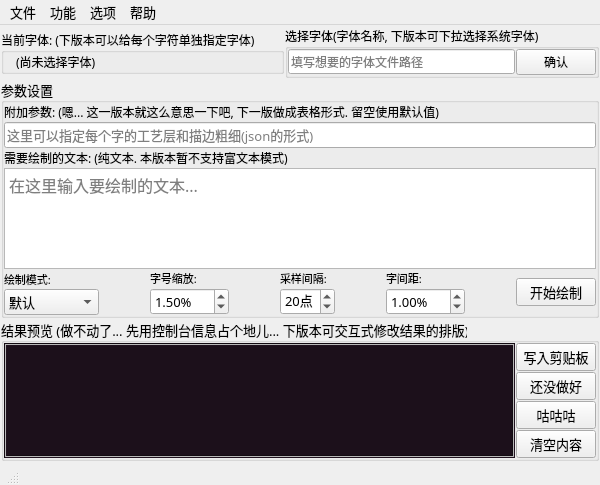
First picture: the form in ttf2pcb/MainWnd.ui, repository HookeLiu/homemadeTools, before the edit.
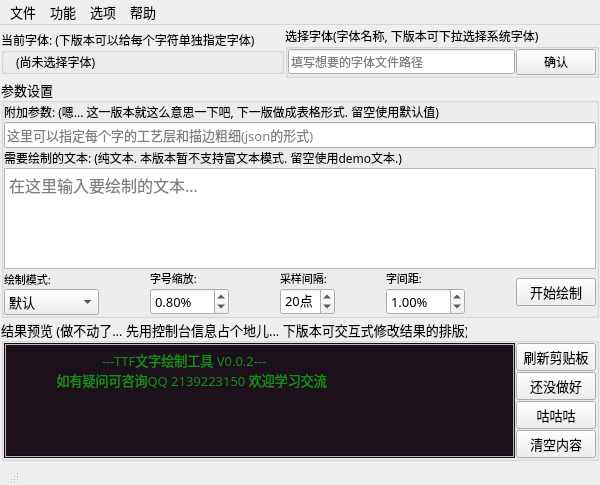
Second picture: the form after the edit.

Commit message: 修改`MainWnd.ui`: 修改了"字号缩放"的范围限制和默认值

What changed in the file:
```diff
--- a/ttf2pcb/MainWnd.ui
+++ b/ttf2pcb/MainWnd.ui
@@ -255,7 +255,7 @@
           </font>
          </property>
          <property name="text">
-          <string>需要绘制的文本: (纯文本. 本版本暂不支持富文本模式)</string>
+          <string>需要绘制的文本: (纯文本. 本版本暂不支持富文本模式. 留空使用demo文本.)</string>
          </property>
         </widget>
        </item>
@@ -361,16 +361,16 @@
               <string>%</string>
              </property>
              <property name="minimum">
-              <double>0.500000000000000</double>
+              <double>0.050000000000000</double>
              </property>
              <property name="maximum">
-              <double>100.000000000000000</double>
+              <double>233.000000000000000</double>
              </property>
              <property name="singleStep">
               <double>0.100000000000000</double>
              </property>
              <property name="value">
-              <double>1.500000000000000</double>
+              <double>0.800000000000000</double>
              </property>
             </widget>
            </item>
@@ -557,7 +557,7 @@
 &lt;html&gt;&lt;head&gt;&lt;meta name=&quot;qrichtext&quot; content=&quot;1&quot; /&gt;&lt;style type=&quot;text/css&quot;&gt;
 p, li { white-space: pre-wrap; }
 &lt;/style&gt;&lt;/head&gt;&lt;body style=&quot; font-family:'等距更纱黑体 T SC','monospace'; font-size:10pt; font-weight:400; font-style:normal;&quot;&gt;
-&lt;p style=&quot;-qt-paragraph-type:empty; margin-top:0px; margin-bottom:0px; margin-left:0px; margin-right:0px; -qt-block-indent:0; text-indent:0px;&quot;&gt;&lt;br /&gt;&lt;/p&gt;&lt;/body&gt;&lt;/html&gt;</string>
+&lt;p style=&quot; margin-top:0px; margin-bottom:0px; margin-left:0px; margin-right:0px; -qt-block-indent:0; text-indent:0px;&quot;&gt;　　　　　　　---TTF文字绘制工具 V0.0.2---&lt;br /&gt; 　　　如有疑问可咨询QQ 2139223150 欢迎学习交流&lt;br /&gt;&lt;br /&gt;&lt;/p&gt;&lt;/body&gt;&lt;/html&gt;</string>
            </property>
            <property name="overwriteMode">
             <bool>false</bool>
@@ -572,7 +572,7 @@
            <item>
             <widget class="QPushButton" name="action_setClipboard">
              <property name="text">
-              <string>写入剪贴板</string>
+              <string>刷新剪贴板</string>
              </property>
             </widget>
            </item>
```
Left out of the diff: 4 changed lines with no effect on the pictures.
